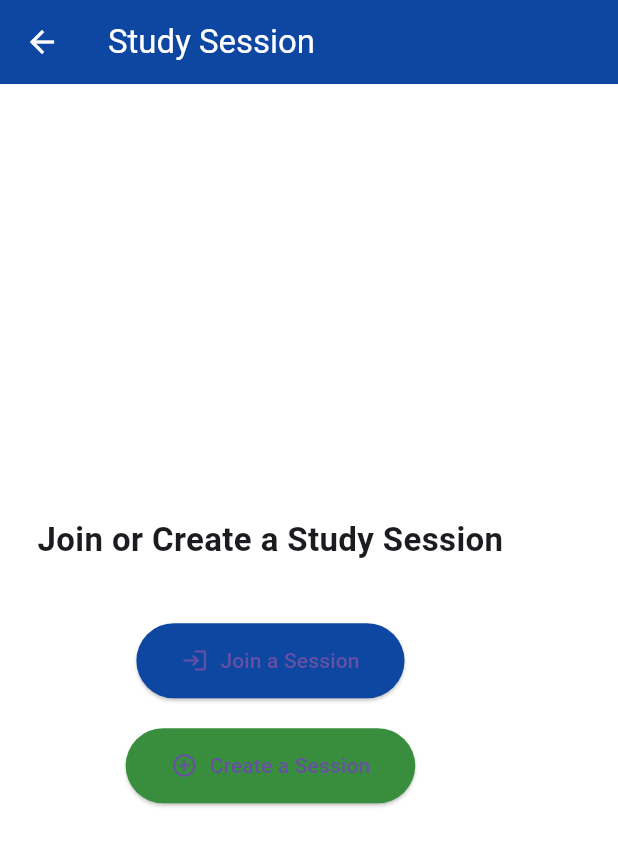
After one commit to Zorainsultan/studytogether_app, a Flutter app: the StudySessionPage screen opened by its route, on a phone screen of 412 x 824 dp. The commit adds this screen. Shown: the top 846 px of the screen. Run offline on Flutter 3.47's test engine with Material 3 defaults, Android fonts, the phone set to English and light mode, and no system bars; our stand-ins replace cloud_firestore, firebase_auth, firebase_core, flutter_typeahead; accounts and stored records are empty; network calls fail.

Commit message:
Join/Create Sessions

```diff
--- a/lib/main.dart
+++ b/lib/main.dart
@@ -5,7 +5,9 @@ import 'package:studytogether_app/pages/login_page.dart';
 import 'package:studytogether_app/pages/profile_page.dart';
 import 'package:studytogether_app/pages/register_page.dart';
 import 'package:studytogether_app/pages/home_page.dart';
-import 'package:flutter/material.dart';
+import 'package:studytogether_app/pages/study_session.dart';
+import 'package:studytogether_app/pages/create_session.dart';
+import 'package:studytogether_app/pages/join_session.dart';
 
 void main() async {
   WidgetsFlutterBinding.ensureInitialized();
@@ -25,7 +27,9 @@ class MyApp extends StatelessWidget {
       routes: {
         '/profile': (context) => ProfilePage(),
         '/home': (context) => const HomePage(),
-        '/session': (context) => const Placeholder(), // TODO
+        '/session': (context) => const StudySessionPage(),
+        '/join': (context) => const JoinSessionPage(),
+        '/create': (context) => const CreateSessionPage(),
         '/search': (context) => const Placeholder(), // TODO
         '/chat': (context) => const Placeholder(), // TODO
       },
--- a/lib/pages/forgot_password_page.dart
+++ b/lib/pages/forgot_password_page.dart
@@ -56,6 +56,7 @@ class _ForgotPasswordPageState extends State<ForgotPasswordPage> {
       backgroundColor: Colors.white,
       appBar: AppBar(
         title: const Text("Reset Password"),
+        foregroundColor: Colors.white,
         backgroundColor: Colors.blue[900],
       ),
       body: Padding(
--- a/lib/pages/register_page.dart
+++ b/lib/pages/register_page.dart
@@ -140,7 +140,7 @@ class _RegisterPageState extends State<RegisterPage> {
                     ),
                     const SizedBox(height: 5),
                     const Text(
-                      'Let’s get you set up and matched with study partners',
+                      'Let’s get you set up and ace in your studies!',
                       style: TextStyle(fontSize: 14),
                       textAlign: TextAlign.center,
                     ),
--- /dev/null
+++ b/lib/pages/study_session.dart
@@ -0,0 +1,64 @@
+import 'package:flutter/material.dart';
+
+class StudySessionPage extends StatelessWidget {
+  const StudySessionPage({super.key});
+
+  @override
+  Widget build(BuildContext context) {
+    return Scaffold(
+      appBar: AppBar(
+        title: const Text('Study Session'),
+        backgroundColor: Colors.blue[900],
+        foregroundColor: Colors.white,
+      ),
+      backgroundColor: Colors.white,
+      body: Padding(
+        padding: const EdgeInsets.all(25),
+        child: Column(
+          mainAxisAlignment: MainAxisAlignment.center,
+          children: [
+            // Heading
+            const Text(
+              'Join or Create a Study Session',
+              textAlign: TextAlign.center,
+              style: TextStyle(
+                fontSize: 22,
+                fontWeight: FontWeight.bold,
+              ),
+            ),
+            const SizedBox(height: 40),
+
+            // Join button
+            ElevatedButton.icon(
+              onPressed: () {
+                Navigator.pushNamed(context, '/join');
+              },
+              icon: const Icon(Icons.login),
+              label: const Text('Join a Session'),
+              style: ElevatedButton.styleFrom(
+                backgroundColor: Colors.blue[900],
+                padding:
+                    const EdgeInsets.symmetric(horizontal: 30, vertical: 15),
+              ),
+            ),
+            const SizedBox(height: 20),
+
+            // Create button
+            ElevatedButton.icon(
+              onPressed: () {
+                Navigator.pushNamed(context, '/create');
+              },
+              icon: const Icon(Icons.add_circle_outline),
+              label: const Text('Create a Session'),
+              style: ElevatedButton.styleFrom(
+                backgroundColor: Colors.green[700],
+                padding:
+                    const EdgeInsets.symmetric(horizontal: 30, vertical: 15),
+              ),
+            ),
+          ],
+        ),
+      ),
+    );
+  }
+}
```
Also changed, not shown: lib/pages/create_session.dart (added, +22 -0 lines), lib/pages/join_session.dart (added, +22 -0 lines).
